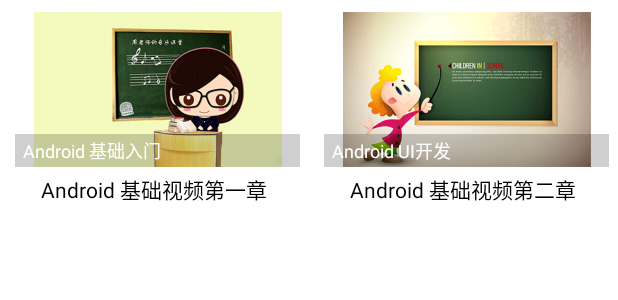
After one commit to Ton-Cai/boxuegu, an Android app: the layout course_list_item.xml on its own in the app's theme, with its tools: preview values and no code run, on a phone screen of 412 x 824 dp. The commit adds this screen. Shown: the top 300 px of the screen. Run offline under Robolectric (Android 15) with nearby library versions, the phone set to English and light mode, and no system bars.

Commit message:
new change

```diff
--- /dev/null
+++ b/app/src/main/res/drawable/indicator_off.xml
@@ -0,0 +1,5 @@
+<?xml version="1.0" encoding="utf-8"?>
+<shape xmlns:android="http://schemas.android.com/apk/res/android">
+    <size android:height="6dp" android:width="6dp"/>
+    <solid android:color="#737373"/>
+</shape>
--- /dev/null
+++ b/app/src/main/res/drawable/indicator_on.xml
@@ -0,0 +1,5 @@
+<?xml version="1.0" encoding="utf-8"?>
+<shape xmlns:android="http://schemas.android.com/apk/res/android">
+    <size android:height="6dp" android:width="6dp"/>
+    <solid android:color="#00ABF8"/>
+</shape>
--- a/app/src/main/res/layout/activity_find_psw.xml
+++ b/app/src/main/res/layout/activity_find_psw.xml
@@ -73,7 +73,7 @@
         android:layout_height="wrap_content" />
 
     <Button
-        android:textSize="8sp"
+        android:textSize="15sp"
         android:textColor="@android:color/white"
         android:id="@+id/btn_validate"
         android:text="验证"
--- /dev/null
+++ b/app/src/main/res/layout/course_list_item.xml
@@ -0,0 +1,105 @@
+<?xml version="1.0" encoding="utf-8"?>
+<LinearLayout xmlns:android="http://schemas.android.com/apk/res/android"
+    android:orientation="horizontal"
+    android:background="@android:color/white"
+    android:layout_width="match_parent"
+    android:layout_height="match_parent">
+
+    <LinearLayout
+        android:layout_width="0dp"
+        android:layout_height="140dp"
+        android:layout_weight="1"
+        android:orientation="vertical">
+
+        <RelativeLayout
+            android:layout_width="fill_parent"
+            android:layout_height="115dp">
+
+            <ImageView
+                android:id="@+id/iv_left_img"
+                android:layout_width="fill_parent"
+                android:layout_height="115dp"
+                android:paddingBottom="4dp"
+                android:paddingTop="8dp"
+                android:paddingLeft="8dp"
+                android:paddingRight="4dp"
+                android:src="@drawable/chapter_1_icon"/>
+
+            <TextView
+                android:id="@+id/tv_left_img_title"
+                android:layout_width="fill_parent"
+                android:layout_height="wrap_content"
+                android:layout_alignParentBottom="true"
+                android:layout_marginBottom="4dp"
+                android:layout_marginLeft="10dp"
+                android:layout_marginRight="6dp"
+                android:background="#30000000"
+                android:paddingBottom="2dp"
+                android:paddingLeft="5dp"
+                android:paddingTop="2dp"
+                android:text="Android 基础入门"
+                android:textColor="@android:color/white"
+                android:textSize="12sp"/>
+        </RelativeLayout>
+
+        <TextView
+            android:id="@+id/tv_left_title"
+            android:layout_width="wrap_content"
+            android:layout_height="wrap_content"
+            android:layout_gravity="center_horizontal"
+            android:singleLine="true"
+            android:text="Android 基础视频第一章"
+            android:textColor="@android:color/black"
+            android:textSize="14sp"/>
+    </LinearLayout>
+
+    <LinearLayout
+        android:orientation="vertical"
+        android:layout_width="0dp"
+        android:layout_height="140dp"
+        android:layout_weight="1">
+
+        <RelativeLayout
+            android:layout_width="fill_parent"
+            android:layout_height="115dp">
+
+            <ImageView
+                android:id="@+id/iv_right_img"
+                android:layout_width="fill_parent"
+                android:layout_height="115dp"
+                android:paddingBottom="4dp"
+                android:paddingTop="8dp"
+                android:paddingLeft="8dp"
+                android:paddingRight="4dp"
+                android:src="@drawable/chapter_2_icon"/>
+
+            <TextView
+                android:id="@+id/tv_right_img_title"
+                android:layout_width="fill_parent"
+                android:layout_height="wrap_content"
+                android:layout_alignParentBottom="true"
+                android:layout_marginBottom="4dp"
+                android:layout_marginLeft="10dp"
+                android:layout_marginRight="6dp"
+                android:background="#30000000"
+                android:paddingBottom="2dp"
+                android:paddingLeft="5dp"
+                android:paddingTop="2dp"
+                android:text="Android UI开发"
+                android:textColor="@android:color/white"
+                android:textSize="12sp"/>
+        </RelativeLayout>
+
+        <TextView
+            android:id="@+id/tv_right_title"
+            android:layout_width="wrap_content"
+            android:layout_height="wrap_content"
+            android:layout_gravity="center_horizontal"
+            android:singleLine="true"
+            android:text="Android 基础视频第二章"
+            android:textColor="@android:color/black"
+            android:textSize="14sp"/>
+    </LinearLayout>
+
+
+</LinearLayout>
```
Also changed, not shown: app/src/main/java/cn/edu/gdmec/android/boxuegu/activity/MainActivity.java (+13 -5 lines), app/src/main/java/cn/edu/gdmec/android/boxuegu/view/ViewPagerIndicator.java (added, +52 -0 lines), app/src/main/res/layout/main_adbanner.xml (added, +38 -0 lines), app/src/main/res/layout/main_view_course.xml (added, +45 -0 lines).
